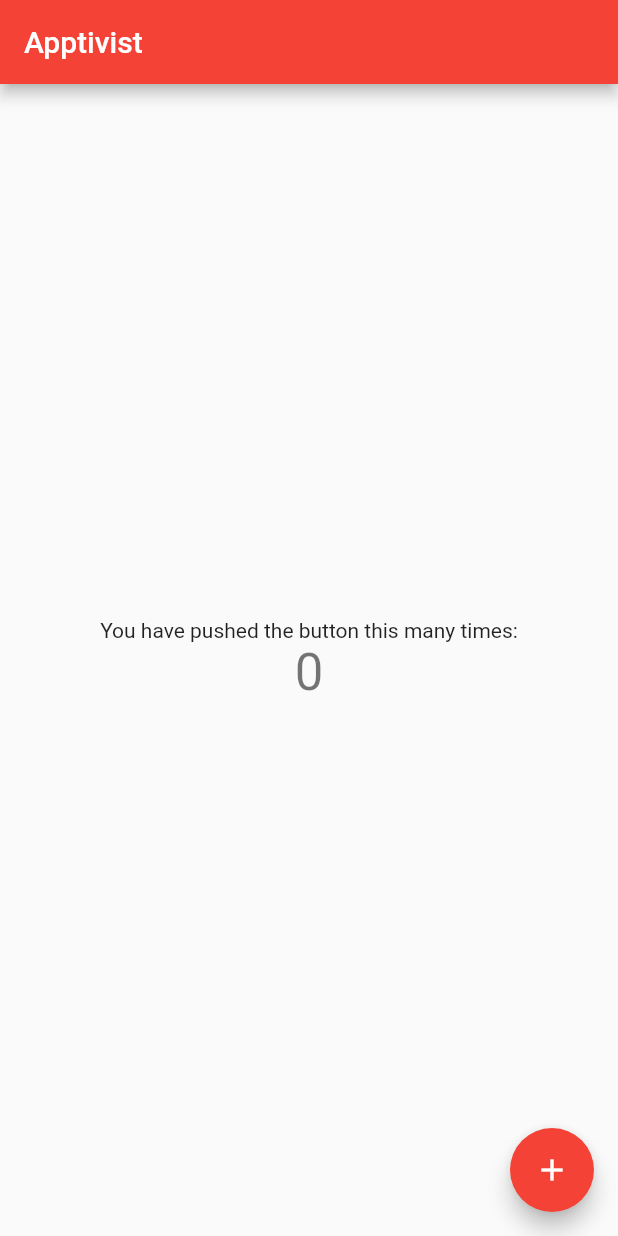
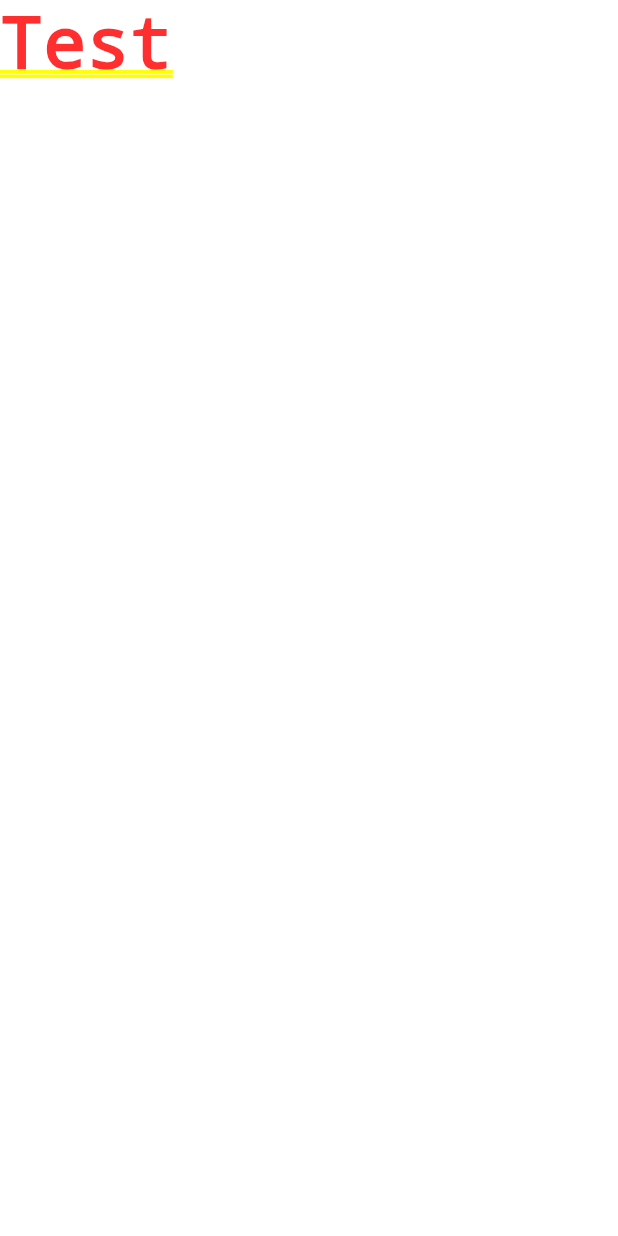
Before and after one commit to IrishFansel/apptivist, a Flutter app: the screen it shows after launch, on a phone screen of 412 x 824 dp. Run offline on Flutter 3.47's test engine with Material 2 defaults, Android fonts, the phone set to English and light mode, and no system bars.

Commit message:
Add basic structure

```diff
--- a/lib/main.dart
+++ b/lib/main.dart
@@ -1,3 +1,4 @@
+import 'package:apptivist/screens/login_screen.dart';
 import 'package:flutter/material.dart';
 
 void main() {
@@ -9,109 +10,9 @@ class MyApp extends StatelessWidget {
   @override
   Widget build(BuildContext context) {
     return MaterialApp(
-      title: 'Flutter Demo',
-      theme: ThemeData(
-        // This is the theme of your application.
-        //
-        // Try running your application with "flutter run". You'll see the
-        // application has a blue toolbar. Then, without quitting the app, try
-        // changing the primarySwatch below to Colors.green and then invoke
-        // "hot reload" (press "r" in the console where you ran "flutter run",
-        // or simply save your changes to "hot reload" in a Flutter IDE).
-        // Notice that the counter didn't reset back to zero; the application
-        // is not restarted.
-        primarySwatch: Colors.red,
-        // This makes the visual density adapt to the platform that you run
-        // the app on. For desktop platforms, the controls will be smaller and
-        // closer together (more dense) than on mobile platforms.
-        visualDensity: VisualDensity.adaptivePlatformDensity,
-      ),
-      home: MyHomePage(title: 'Apptivist'),
+      title: 'Apptivist',
+      debugShowCheckedModeBanner: false,
+      home: LoginScreen(),
     );
   }
 }
-
-class MyHomePage extends StatefulWidget {
-  MyHomePage({Key key, this.title}) : super(key: key);
-
-  // This widget is the home page of your application. It is stateful, meaning
-  // that it has a State object (defined below) that contains fields that affect
-  // how it looks.
-
-  // This class is the configuration for the state. It holds the values (in this
-  // case the title) provided by the parent (in this case the App widget) and
-  // used by the build method of the State. Fields in a Widget subclass are
-  // always marked "final".
-
-  final String title;
-
-  @override
-  _MyHomePageState createState() => _MyHomePageState();
-}
-
-class _MyHomePageState extends State<MyHomePage> {
-  int _counter = 0;
-
-  void _incrementCounter() {
-    setState(() {
-      // This call to setState tells the Flutter framework that something has
-      // changed in this State, which causes it to rerun the build method below
-      // so that the display can reflect the updated values. If we changed
-      // _counter without calling setState(), then the build method would not be
-      // called again, and so nothing would appear to happen.
-      _counter++;
-    });
-  }
-
-  @override
-  Widget build(BuildContext context) {
-    // This method is rerun every time setState is called, for instance as done
-    // by the _incrementCounter method above.
-    //
-    // The Flutter framework has been optimized to make rerunning build methods
-    // fast, so that you can just rebuild anything that needs updating rather
-    // than having to individually change instances of widgets.
-    return Scaffold(
-      appBar: AppBar(
-        // Here we take the value from the MyHomePage object that was created by
-        // the App.build method, and use it to set our appbar title.
-        title: Text(widget.title),
-      ),
-      body: Center(
-        // Center is a layout widget. It takes a single child and positions it
-        // in the middle of the parent.
-        child: Column(
-          // Column is also a layout widget. It takes a list of children and
-          // arranges them vertically. By default, it sizes itself to fit its
-          // children horizontally, and tries to be as tall as its parent.
-          //
-          // Invoke "debug painting" (press "p" in the console, choose the
-          // "Toggle Debug Paint" action from the Flutter Inspector in Android
-          // Studio, or the "Toggle Debug Paint" command in Visual Studio Code)
-          // to see the wireframe for each widget.
-          //
-          // Column has various properties to control how it sizes itself and
-          // how it positions its children. Here we use mainAxisAlignment to
-          // center the children vertically; the main axis here is the vertical
-          // axis because Columns are vertical (the cross axis would be
-          // horizontal).
-          mainAxisAlignment: MainAxisAlignment.center,
-          children: <Widget>[
-            Text(
-              'You have pushed the button this many times:',
-            ),
-            Text(
-              '$_counter',
-              style: Theme.of(context).textTheme.headline4,
-            ),
-          ],
-        ),
-      ),
-      floatingActionButton: FloatingActionButton(
-        onPressed: _incrementCounter,
-        tooltip: 'Increment',
-        child: Icon(Icons.add),
-      ), // This trailing comma makes auto-formatting nicer for build methods.
-    );
-  }
-}
--- /dev/null
+++ b/lib/screens/login_screen.dart
@@ -0,0 +1,15 @@
+import 'package:flutter/material.dart';
+
+class LoginScreen extends StatefulWidget {
+  @override
+  _LoginScreenState createState() => _LoginScreenState();
+}
+
+class _LoginScreenState extends State<LoginScreen> {
+  @override
+  Widget build(BuildContext context) {
+    return Container(
+      child: Text ("Test"),
+    );
+  }
+}
```
Also changed, not shown: test.txt (deleted), 5 other files.
